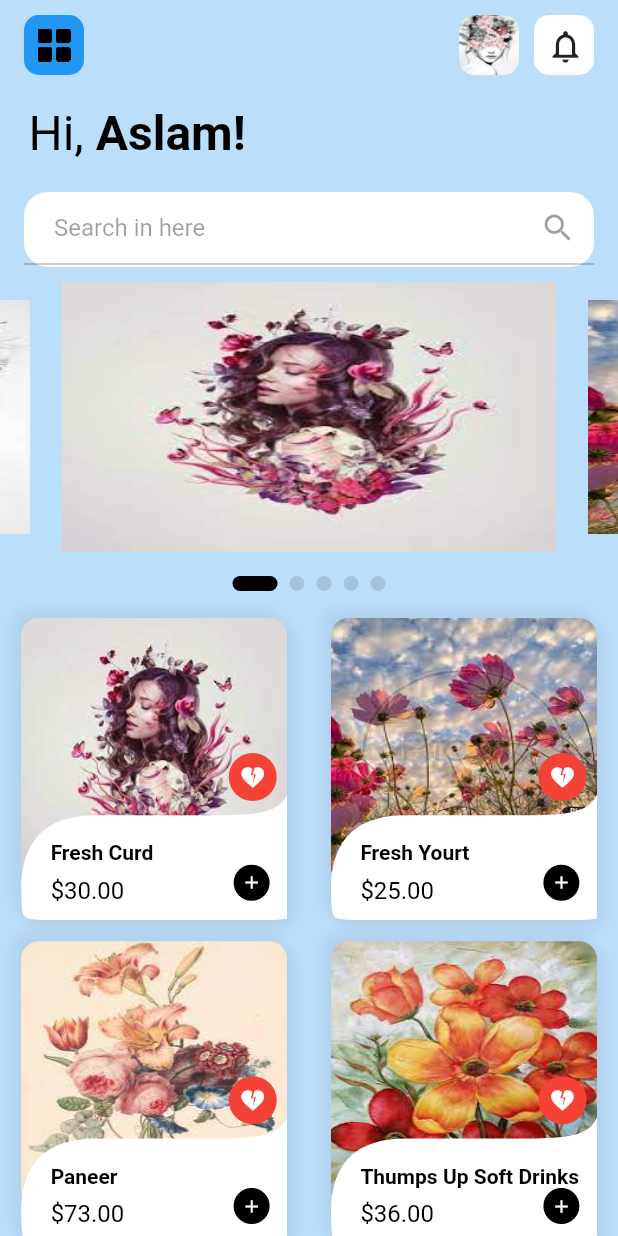
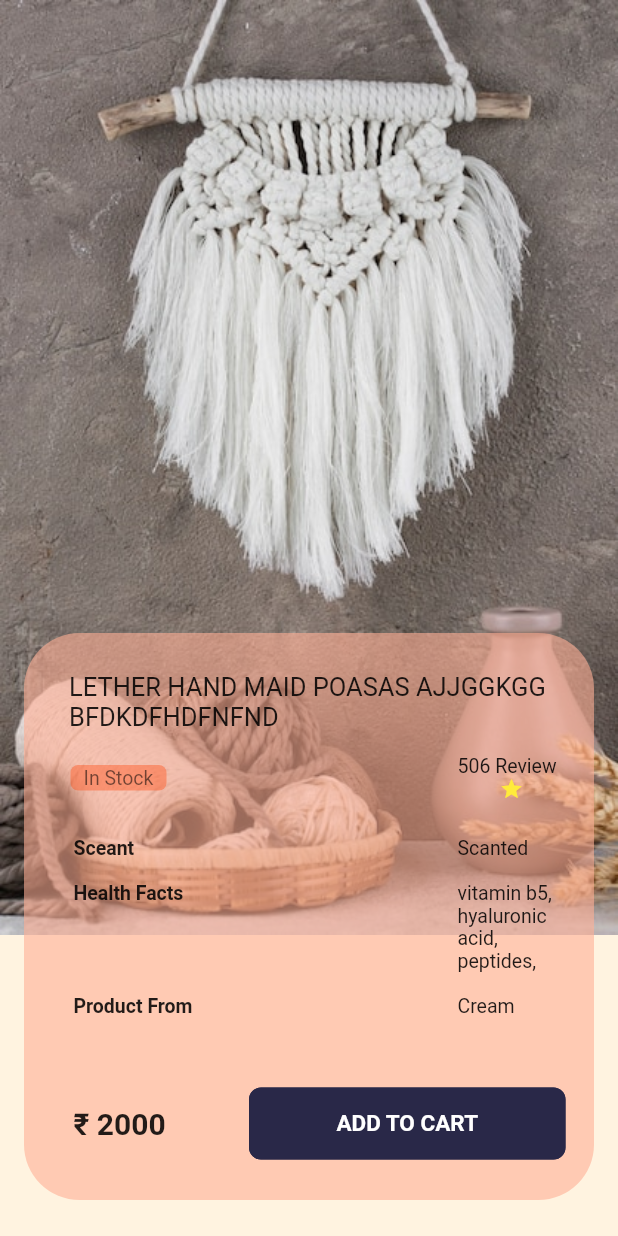
Before and after one commit to uniterested/uninterested, a Flutter app: the screen it shows after launch, on a phone screen of 412 x 824 dp. Run offline on Flutter 3.47's test engine with Material 2 defaults, Android fonts, the phone set to English and light mode, and no system bars; drawn by our look-alikes of carousel_slider, smooth_page_indicator; our stand-ins replace carousel_indicator, flutter_screenutil, flutter_svg, get, google_fonts; Roboto replaces fonts that are missing (SFPro).

Commit message:
'm product'

```diff
--- /dev/null
+++ b/lib/home/product.dart
@@ -0,0 +1,303 @@
+import 'package:carousel_slider/carousel_slider.dart';
+import 'package:flutter/material.dart';
+import 'package:flutter_svg/svg.dart';
+import 'package:smooth_page_indicator/smooth_page_indicator.dart';
+import 'package:uninterested/utilities/AppColor.dart';
+import 'package:uninterested/utilities/AppIcons.dart';
+import '../utilities/button.dart';
+
+
+
+class Productscrn extends StatefulWidget {
+  const Productscrn({Key? key}) : super(key: key);
+
+  @override
+  State<Productscrn> createState() => _ProductscrnState();
+}
+
+class _ProductscrnState extends State<Productscrn> {
+  var activeindex = 0;
+  List image = ["assets/macrome.jpg", "assets/macrome.jpg", "assets/macrome.jpg"];
+  final controller = CarouselController();
+
+  @override
+  Widget build(BuildContext context) {
+    return SafeArea(
+      child: Scaffold(
+        backgroundColor: Colors.orange[50],
+        body: Stack(
+          children: [
+            SingleChildScrollView(
+              child: Column(children: [
+                    Stack(
+                      children:
+                                        [Row(mainAxisAlignment: MainAxisAlignment.spaceBetween,
+                    children: [
+                      GestureDetector(
+                        onTap: prev,
+                        child: SvgPicture.asset(AppLeadingIcons.backbtn),
+                      ),
+
+                      //
+
+                      GestureDetector(
+                        onTap: next,
+                        child: SvgPicture.asset(AppLeadingIcons.forwardbtn),
+                      ),
+                    ],
+                  ),
+                                          CarouselSlider.builder(
+                      carouselController: controller,
+                      itemCount: image.length,
+                      itemBuilder: (context, index, realIndex) {
+                        return Image.asset(
+
+                          image[index],
+                          fit: BoxFit.fill,
+
+                        );
+                      },
+                      options: CarouselOptions(
+
+                          viewportFraction: 1,
+                          height: 623,
+
+                          onPageChanged: ((index, reason) {
+                            setState(() {
+                              activeindex = index;
+                            });
+                          })),
+                                        ),
+                                      ],
+                    ),]
+              ),
+            ),
+            Padding(
+             padding: const EdgeInsets.only(bottom: 24,left: 16,right: 16),
+             child: Align(
+               alignment: Alignment.bottomCenter,
+               child: Container(
+                 decoration: BoxDecoration(
+                   borderRadius: BorderRadius.circular(37),
+                   color: AppColorPallet.orange.withOpacity(.6),
+                 ),
+                 height: 378,
+
+                 child: Column(
+                   children: [
+                     const Padding(
+                       padding: EdgeInsets.only(
+                           top: 26, left: 18, right: 10,bottom:15 ),
+                       child: SizedBox(width:328,
+                         child: Text(
+                           "LETHER HAND MAID POASAS AJJGGKGG BFDKDFHDFNFND",
+                           style: TextStyle(fontSize: 17),
+                         ),
+                       ),
+                     ),
+
+                     Padding(
+                       padding: const EdgeInsets.only(left: 31, right: 19,bottom:24),
+                       child: Row(
+                         mainAxisAlignment: MainAxisAlignment.spaceBetween,
+                         children: [
+                           Container(
+                             width: 64,
+                             height: 17,
+                             decoration: BoxDecoration(
+                                 borderRadius: BorderRadius.circular(5),
+                                 color: Colors.deepOrange.withOpacity(.45)),
+                             child: Align(
+                                 alignment: Alignment.center,
+                                 child: Text(
+                                   "In Stock",
+                                   style: TextStyle(
+                                       color: Colors.black54, fontSize: 13),
+                                 )),
+                           ),
+                           Column(
+                             children: [
+                               SizedBox(
+                                 width: 72,
+                                 child: Text(
+                                   "506 Review",
+                                   style: TextStyle(
+                                     fontSize: 13,
+                                   ),
+                                 ),
+                               ),
+                               Icon(
+                                 Icons.star,
+                                 color: Colors.yellow,
+                                 size: 16,
+                               )
+                             ],
+                           )
+                         ],
+                       ),
+                     ),
+
+                     Padding(
+                       padding: const EdgeInsets.only(left: 33, right: 19,bottom: 16),
+                       child: Column(
+                         crossAxisAlignment: CrossAxisAlignment.start,
+                         children: [
+                           Padding(
+                             padding: const EdgeInsets.only(bottom: 15),
+                             child: Row(
+                               mainAxisAlignment:
+                                   MainAxisAlignment.spaceBetween,
+                               crossAxisAlignment: CrossAxisAlignment.start,
+                               children: [
+                                 Text(
+                                   "Sceant",
+                                   style: TextStyle(
+                                       fontSize: 13,
+                                       fontWeight: FontWeight.w700),
+                                 ),
+                                 SizedBox(
+                                   width: 72,
+                                   child: Text("Scanted",
+                                       style: TextStyle(
+                                         fontSize: 13,
+                                       )),
+                                 )
+                               ],
+                             ),
+                           ),
+
+                           Padding(
+                             padding: const EdgeInsets.only(bottom: 15),
+                             child: Row(
+                               mainAxisAlignment:
+                                   MainAxisAlignment.spaceBetween,
+                               crossAxisAlignment: CrossAxisAlignment.start,
+                               children: [
+                                 Text(
+                                   "Health Facts",
+                                   style: TextStyle(
+                                       fontSize: 13,
+                                       fontWeight: FontWeight.w700),
+                                 ),
+                                 SizedBox(
+                                   width: 72,
+                                   child: Text(
+                                     "vitamin b5, hyaluronic acid, peptides,",
+                                     style: TextStyle(
+                                       fontSize: 13,
+                                     ),
+                                   ),
+                                 ),
+                               ],
+                             ),
+                           ),
+
+                           Padding(
+                             padding: const EdgeInsets.only(bottom:47 ),
+                             child: Row(
+                               mainAxisAlignment:
+                                   MainAxisAlignment.spaceBetween,
+                               crossAxisAlignment: CrossAxisAlignment.start,
+                               children: [
+                                 Text(
+                                   "Product From",
+                                   style: TextStyle(
+                                       fontSize: 13,
+                                       fontWeight: FontWeight.w700),
+                                 ),
+                                 SizedBox(
+                                   width: 72,
+                                   child: Text(
+                                     "Cream",
+                                     style: TextStyle(fontSize: 13),
+                                   ),
+                                 ),
+                               ],
+                             ),
+                           ),
+
+                           Row(
+                             mainAxisAlignment:
+                                 MainAxisAlignment.spaceBetween,
+                             children: [
+                               Text(
+                                 '\u{20B9} 2000',
+                                 style: TextStyle(
+                                     fontWeight: FontWeight.w700,
+                                     fontSize: 20),
+                               ),
+                               Padding(
+                                 padding: const EdgeInsets.only(left: 28),
+                                 child: SizedBox(
+                                   height: 48,
+                                   width: 211,
+                                   child: AppTextFittedElevatedButton(
+                                       onPressed: () {},
+                                       child: Text(
+                                         "ADD TO CART",
+                                         style: TextStyle(
+                                             fontSize: 15,
+                                             fontWeight: FontWeight.w700),
+                                       )),
+                                 ),
+                               ),
+                             ],
+                           )
+                         ],
+                       ),
+                     )
+                   ],
+                 ),
+               ),
+             ),
+           ),
+
+              ],),
+
+
+                  // Padding(
+                  //   padding: const EdgeInsets.only(left: 18, top: 59),
+                  //   child: SvgPicture.asset(
+                  //     AppLeadingIcons.back
+                  //   )
+                  // ),
+                  // Padding(
+                  //   padding: const EdgeInsets.only(right: 21, top: 60),
+                  //   child: Align(
+                  //       alignment: Alignment.topRight,
+                  //       child:SvgPicture.asset(
+                  //         AppLeadingIcons.share
+                  //       )),
+                  // ),
+
+
+
+
+
+        ),
+
+    );
+  }
+
+  void next() => controller.nextPage();
+  void prev() => controller.previousPage();
+  carouselIndicator() {
+    return Padding(
+      padding: const EdgeInsets.only(top: 436),
+      child: Align(
+        alignment: Alignment.center,
+        child: AnimatedSmoothIndicator(
+          activeIndex: activeindex,
+          count: image.length,
+          effect: SlideEffect(
+            spacing: 0,
+            dotHeight: 4,
+            dotWidth: 84,
+            activeDotColor: Colors.deepOrange.withOpacity(.6),
+            dotColor: Colors.grey.withOpacity(.6),
+          ),
+        ),
+      ),
+    );
+  }
+}
--- a/lib/main.dart
+++ b/lib/main.dart
@@ -1,5 +1,6 @@
 import 'package:flutter/material.dart';
 import 'package:uninterested/home/dashboard.dart';
+import 'package:uninterested/home/product.dart';
 import 'package:uninterested/modules/description/view/description_view.dart';
 
 void main() {
@@ -18,7 +19,7 @@ class MyApp extends StatelessWidget {
         fontFamily: 'SFPro',
         // primarySwatch: Colors.blue,
       ),
-      home: const DashBoardScreen(),
+      home: const Productscrn(),
     );
   }
 }
--- a/lib/utilities/AppColor.dart
+++ b/lib/utilities/AppColor.dart
@@ -3,4 +3,6 @@ import 'package:flutter/material.dart';
 class AppColorPallet {
   static const Color black = Color(0xFF000000);
   static const Color white = Color(0xFFFFFFFF);
+  static const Color navy=Color(0xFF292848);
+  static const Color orange=Color(0xFFFFAF95);
 }
--- a/lib/utilities/AppIcons.dart
+++ b/lib/utilities/AppIcons.dart
@@ -3,4 +3,8 @@ class AppLeadingIcons {
   static const String menu = _iconPath + 'menu.png';
   static const String profile = _iconPath + 'profile.png';
   static const String notification_icon = _iconPath + 'notification_icon.png';
+  static const String share=_iconPath+'share.svg';
+  static const String back=_iconPath+'back.svg';
+  static const String backbtn=_iconPath+'backbtn.svg';
+  static const String forwardbtn=_iconPath+'forbtn.svg';
 }
--- /dev/null
+++ b/lib/utilities/button.dart
@@ -0,0 +1,66 @@
+import 'package:flutter/material.dart';
+import 'package:uninterested/utilities/AppColor.dart';
+// import 'package:zopnote_consumer/utilities/text_style.dart';
+
+import 'AppColorStyle.dart';
+//  import 'color_pallete.dart';
+
+class AppTextFittedElevatedButton extends StatelessWidget {
+  final VoidCallback onPressed;
+  final Text child;
+  final Color backgroundColor;
+  final Color foregroundColor;
+  final TextStyle? textStyle;
+  final double elevation;
+  final bool expandAcrossWidth;
+
+  const AppTextFittedElevatedButton({
+    Key? key,
+    required this.onPressed,
+    required this.child,
+    this.backgroundColor = AppColorPallet.navy,
+    this.foregroundColor = AppColorPallet.white,
+    this.expandAcrossWidth = false,
+    this.elevation = 0,
+    this.textStyle,
+  });
+
+  @override
+  Widget build(BuildContext context) {
+    return Container(
+      width: expandAcrossWidth ? double.infinity : null,
+      child: ElevatedButton(
+        onPressed: onPressed,
+        style: ElevatedButton.styleFrom(
+          foregroundColor: foregroundColor,
+          backgroundColor: backgroundColor,
+          disabledForegroundColor: backgroundColor.withOpacity(0.38),
+          disabledBackgroundColor: backgroundColor.withOpacity(0.12),
+          elevation: elevation,
+          shape: RoundedRectangleBorder(
+            borderRadius: BorderRadius.circular(
+              8,
+            ),
+          ),
+          textStyle: textStyle ??
+              AppTextStyle.sfpro(
+                color: AppColorPallet.white,
+                fontWeight: FontWeight.w700,
+              ),
+          side: BorderSide(
+            color: backgroundColor,
+          ),
+        ),
+        child: Padding(
+          padding: const EdgeInsets.symmetric(
+            vertical: 15.0,
+            horizontal: 32.0,
+          ),
+          child: FittedBox(
+            child: child,
+          ),
+        ),
+      ),
+    );
+  }
+}
```
Also changed, not shown: assets/back.svg (added), assets/backbtn.svg (added), assets/forbtn.svg (added), assets/macrome.jpg (added), assets/pr1.jpg (added), assets/share.svg (added), lib/home/stor.dart (line endings or trailing spaces).
